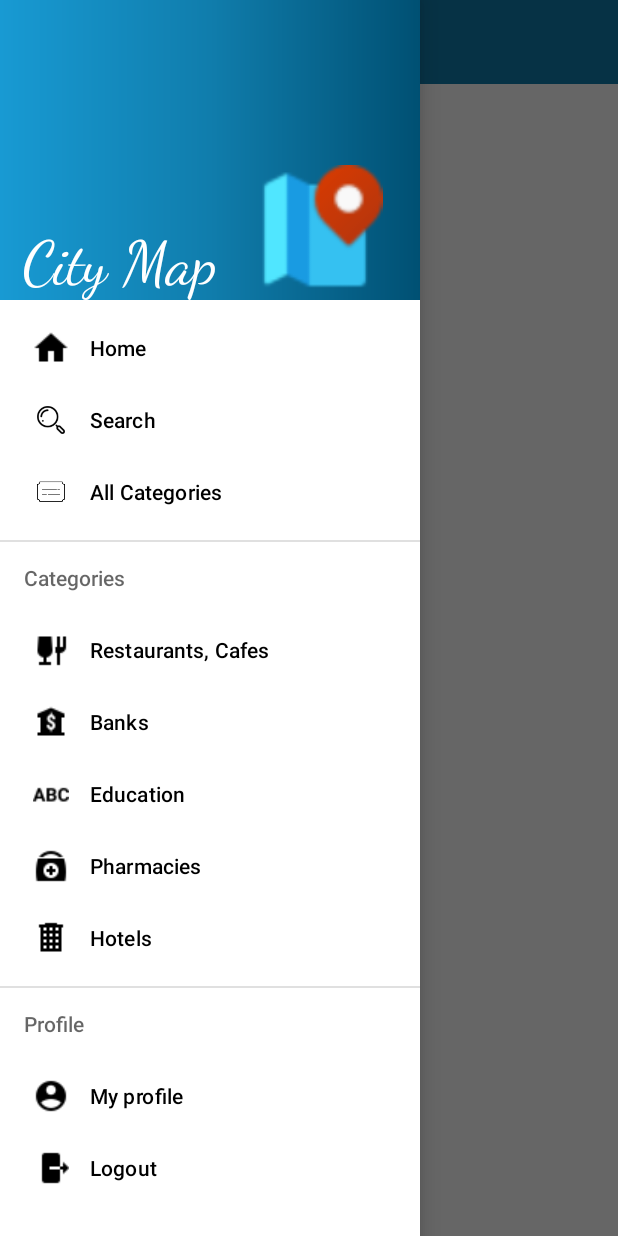
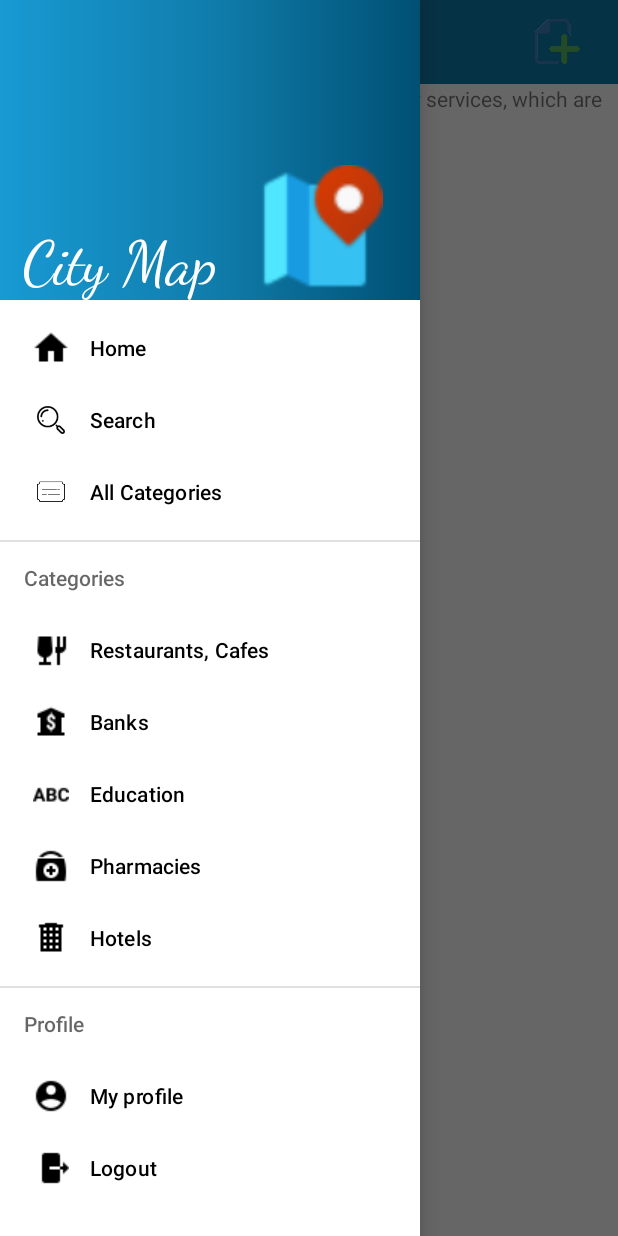
Before and after one commit to MeritonKyqyku/Programimi_Mobil, an Android app: the Home screen opened directly, with no data from a screen before it, after a tap on an icon or button, on a phone screen of 412 x 824 dp. Run offline under Robolectric (Android 15) with nearby library versions, the phone set to English and light mode, and no system bars.

Commit message:
Inkorporimi i mapit

```diff
--- a/MyApplication/app/src/main/java/com/fiek/myapplication/Home.java
+++ b/MyApplication/app/src/main/java/com/fiek/myapplication/Home.java
@@ -1,21 +1,56 @@
 package com.fiek.myapplication;
 
+import android.Manifest;
+import android.content.pm.PackageManager;
+import android.location.Location;
 import android.os.Bundle;
 import android.view.View;
+import android.widget.ImageView;
+import android.widget.Toast;
 
+import androidx.annotation.NonNull;
 import androidx.appcompat.app.AppCompatActivity;
+import androidx.core.app.ActivityCompat;
 import androidx.core.view.GravityCompat;
 import androidx.drawerlayout.widget.DrawerLayout;
 
+import com.google.android.gms.location.FusedLocationProviderClient;
+import com.google.android.gms.location.LocationServices;
+import com.google.android.gms.maps.CameraUpdate;
+import com.google.android.gms.maps.CameraUpdateFactory;
+import com.google.android.gms.maps.GoogleMap;
+
+import com.google.android.gms.maps.OnMapReadyCallback;
+import com.google.android.gms.maps.SupportMapFragment;
+import com.google.android.gms.maps.model.LatLng;
+import com.google.android.gms.maps.model.MarkerOptions;
+import com.google.android.gms.tasks.OnSuccessListener;
+import com.google.android.gms.tasks.Task;
 import com.google.android.material.navigation.NavigationView;
 
 public class Home extends AppCompatActivity {
 
+SupportMapFragment supportMapFragment;
+FusedLocationProviderClient client;
 
     @Override
     protected void onCreate(Bundle savedInstanceState) {
         super.onCreate(savedInstanceState);
-        setContentView(R.layout.activity_home);
+       setContentView(R.layout.activity_home);
+
+
+        supportMapFragment= (SupportMapFragment) getSupportFragmentManager().findFragmentById(R.id.google_map);
+        client = LocationServices.getFusedLocationProviderClient(this);
+        if(ActivityCompat.checkSelfPermission(Home.this, Manifest.permission.ACCESS_FINE_LOCATION)== PackageManager.PERMISSION_GRANTED)
+        {
+            getCurrentLocation();
+        }
+        else {
+            ActivityCompat.requestPermissions(Home.this,new String[]{
+                    Manifest.permission.ACCESS_FINE_LOCATION},44
+            );
+        }
+
 
         final DrawerLayout drawerLayout = findViewById(R.id.layout_of_drawer);
 
@@ -23,14 +58,61 @@
             @Override
             public void onClick(View v) {
                 drawerLayout.openDrawer(GravityCompat.START);
+                findViewById(R.id.nav_home).setOnClickListener(new View.OnClickListener() {
+                    @Override
+                    public void onClick(View v) {
+                        getCurrentLocation();
+                    }
+                });
+
+
+            }
+        });
+        findViewById(R.id.addImageView).setOnClickListener(new View.OnClickListener() {
+            @Override
+            public void onClick(View v) {
+                setContentView(R.layout.activity_add_image_view);
             }
         });
 
+
+
         NavigationView navigationView = findViewById(R.id.nav_view);
+
         navigationView.setItemIconTintList(null);
+
 
     }
 
 
+    private void getCurrentLocation() {
+        Task<Location> task= client.getLastLocation();
+        task.addOnSuccessListener(new OnSuccessListener<Location>() {
+            @Override
+            public void onSuccess(final Location location) {
+                if(location != null){
+                    supportMapFragment.getMapAsync(new OnMapReadyCallback(){
+                        @Override
+                        public void onMapReady(GoogleMap googleMap) {
+                            LatLng latLng =new LatLng(location.getLatitude(),location.getLongitude());
+                            MarkerOptions options = new MarkerOptions().position(latLng).title("You are Here");
+                            googleMap.animateCamera(CameraUpdateFactory.newLatLngZoom(latLng,10));
+                            googleMap.addMarker(options);
+                        }
 
+
+                    });
+                }
+            }
+        });
+    }
+
+    @Override
+    public void onRequestPermissionsResult(int requestCode, @NonNull String[] permissions, @NonNull int[] grantResults) {
+        if(requestCode==44){
+            if(grantResults.length>0 && grantResults[0]==PackageManager.PERMISSION_GRANTED){
+                getCurrentLocation();
+            }
+        }
+    }
 }
--- /dev/null
+++ b/MyApplication/app/src/main/java/com/fiek/myapplication/addImageView.java
@@ -0,0 +1,6 @@
+package com.fiek.myapplication;
+
+import android.app.Activity;
+
+public class addImageView extends Activity {
+}
--- a/MyApplication/app/src/main/res/layout/activity_home.xml
+++ b/MyApplication/app/src/main/res/layout/activity_home.xml
@@ -21,26 +21,47 @@
         android:orientation="horizontal"
         android:paddingStart="15dp"
         android:paddingEnd="15dp"
-        app:layout_constraintTop_toTopOf="parent">
+        app:layout_constraintTop_toTopOf="parent"
+        tools:layout_editor_absoluteX="50dp">
 
         <ImageView
             android:id="@+id/menu_icon"
             android:layout_width="30dp"
             android:layout_height="30dp"
             android:src="@drawable/ic_menu"
-            android:tint="@android:color/white"/>
+            android:tint="@android:color/white" />
 
         <TextView
-            android:layout_width="match_parent"
+            android:layout_width="0dp"
             android:layout_height="wrap_content"
+            android:layout_weight=".9"
+            android:text="Home"
             android:textColor="@android:color/white"
-            android:text="Home"
-            android:paddingLeft="10dp"
             android:textSize="18sp"
-            android:textStyle="bold"/>
+            android:textStyle="bold" />
+
+        <ImageView
+            android:id="@+id/addImageView"
+            android:layout_width="0dp"
+            android:layout_height="30dp"
+            android:layout_weight=".15"
+
+            android:src="@drawable/addimage" />
+
 
     </LinearLayout>
 
+    <fragment
+        android:id="@+id/google_map"
+        class="com.google.android.gms.maps.SupportMapFragment"
+        android:layout_width="match_parent"
+        android:layout_height="0dp"
+        app:layout_constraintBottom_toBottomOf="parent"
+        app:layout_constraintEnd_toEndOf="parent"
+        app:layout_constraintStart_toStartOf="parent"
+        app:layout_constraintTop_toBottomOf="@+id/menutoolbar"
+        app:layout_constraintVertical_bias="1.0"
+        tools:ignore="MissingConstraints" />
 
 </androidx.constraintlayout.widget.ConstraintLayout>
 
```
Also changed, not shown: MyApplication/app/build.gradle (+11 -0 lines), MyApplication/app/src/main/AndroidManifest.xml (+11 -7 lines), MyApplication/app/src/main/res/layout/activity_add_image_view.xml (added, +27 -0 lines), MyApplication/app/src/main/res/drawable/addimage.png (added).
